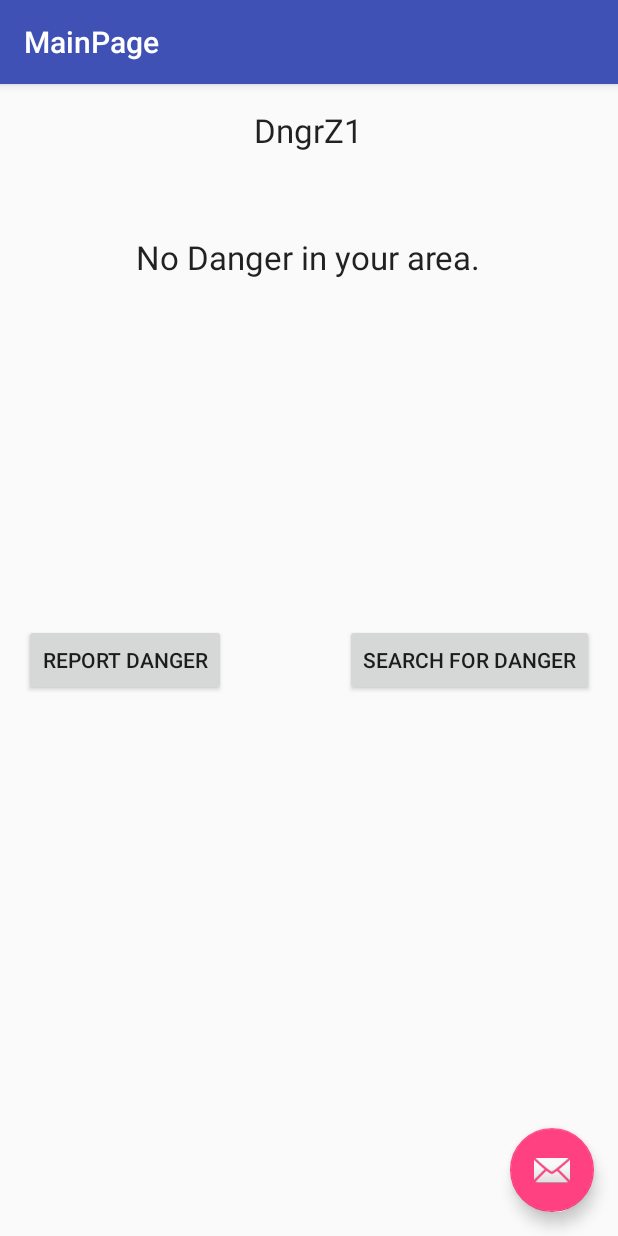
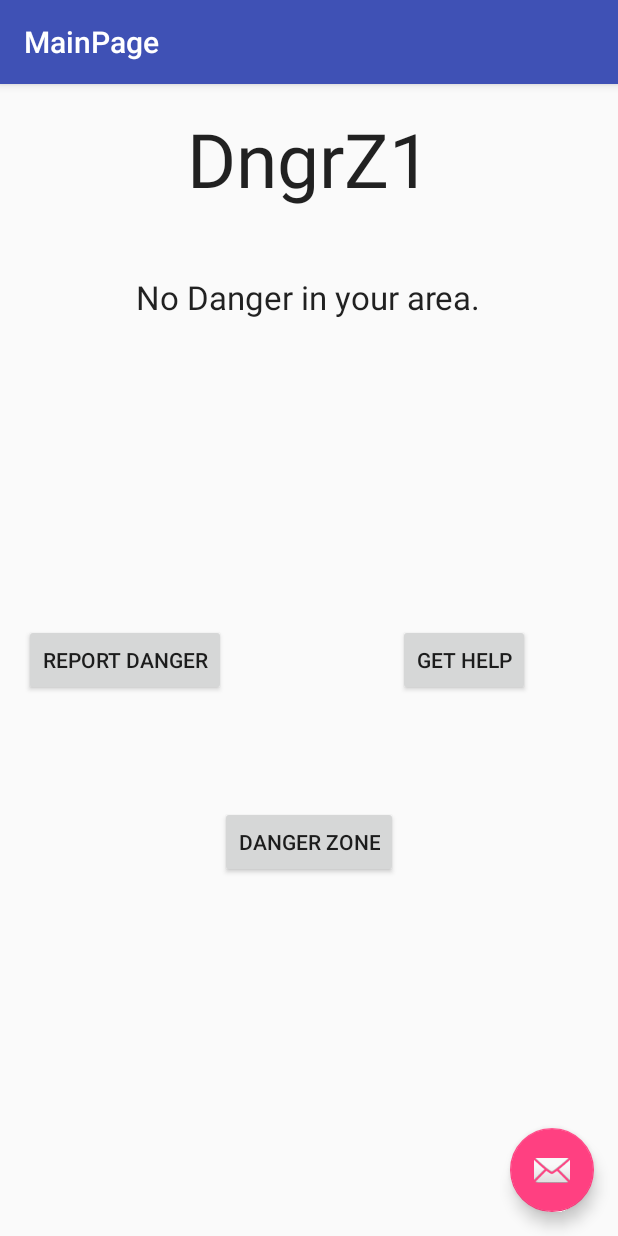
Before and after one commit to Natashachorba/safeplaceapp, an Android app: the MainActivity screen opened directly, with no data from a screen before it, on a phone screen of 412 x 824 dp. Run offline under Robolectric (Android 15) with nearby library versions, the phone set to English and light mode, and no system bars.

```diff
--- a/DngrZ1/app/src/main/res/layout/content_main.xml
+++ b/DngrZ1/app/src/main/res/layout/content_main.xml
@@ -9,22 +9,13 @@
     app:layout_behavior="@string/appbar_scrolling_view_behavior"
     tools:showIn="@layout/activity_main" tools:context="com.example.vidya.dngrz1.MainActivity">
 
-    <TextView
-        android:layout_width="wrap_content"
-        android:layout_height="wrap_content"
-        android:textAppearance="?android:attr/textAppearanceLarge"
-        android:text="DngrZ1"
-        android:id="@+id/textView3"
-        android:layout_alignParentTop="true"
-        android:layout_centerHorizontal="true" />
-
     <Button
         android:layout_width="wrap_content"
         android:layout_height="wrap_content"
-        android:text="Search for Danger"
+        android:text="Get Help"
         android:id="@+id/button"
         android:layout_centerVertical="true"
-        android:layout_alignParentEnd="true" />
+        android:layout_toEndOf="@+id/button3" />
 
     <Button
         android:layout_width="wrap_content"
@@ -40,7 +31,26 @@
         android:textAppearance="?android:attr/textAppearanceLarge"
         android:text="No Danger in your area."
         android:id="@+id/textView4"
-        android:layout_marginTop="55dp"
+        android:layout_marginTop="44dp"
         android:layout_below="@+id/textView3"
         android:layout_centerHorizontal="true" />
+
+    <TextView
+        android:layout_width="wrap_content"
+        android:layout_height="wrap_content"
+        android:textAppearance="?android:attr/textAppearanceLarge"
+        android:text="DngrZ1"
+        android:id="@+id/textView3"
+        android:textSize="50dp"
+        android:layout_alignParentTop="true"
+        android:layout_centerHorizontal="true" />
+
+    <Button
+        android:layout_width="wrap_content"
+        android:layout_height="wrap_content"
+        android:text="Danger Zone"
+        android:id="@+id/button3"
+        android:layout_marginTop="73dp"
+        android:layout_below="@+id/button2"
+        android:layout_centerHorizontal="true" />
 </RelativeLayout>
```
